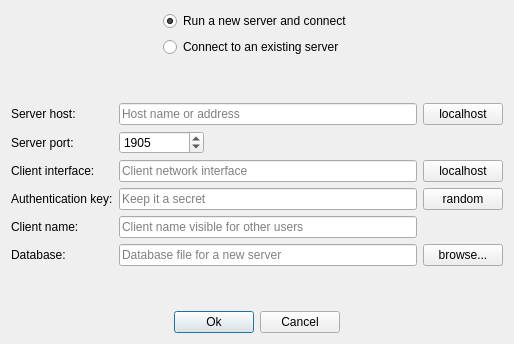
Old version of the form src/ui/connectiondialog.ui in the repository codilime/veles.
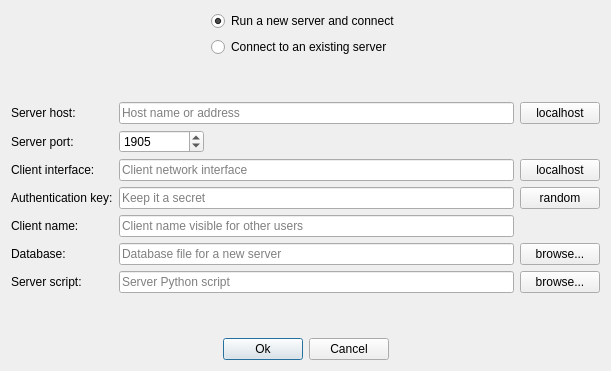
New version of the form.

Commit message: ConnectionManager - running a server

```diff
--- a/src/ui/connectiondialog.ui
+++ b/src/ui/connectiondialog.ui
@@ -9,8 +9,8 @@
    <rect>
     <x>0</x>
     <y>0</y>
-    <width>514</width>
-    <height>344</height>
+    <width>611</width>
+    <height>371</height>
    </rect>
   </property>
   <property name="windowTitle">
@@ -230,6 +230,27 @@
        </property>
       </widget>
      </item>
+     <item row="6" column="1">
+      <widget class="QLineEdit" name="server_executable_line_edit">
+       <property name="placeholderText">
+        <string>Server Python script</string>
+       </property>
+      </widget>
+     </item>
+     <item row="6" column="0">
+      <widget class="QLabel" name="server_executable_label">
+       <property name="text">
+        <string>Server script:</string>
+       </property>
+      </widget>
+     </item>
+     <item row="6" column="2">
+      <widget class="QPushButton" name="select_server_executable_button">
+       <property name="text">
+        <string>browse...</string>
+       </property>
+      </widget>
+     </item>
     </layout>
    </item>
    <item>
```
Left out of the diff: 50 changed lines with no effect on the pictures. The commit also changes 4 other files.
